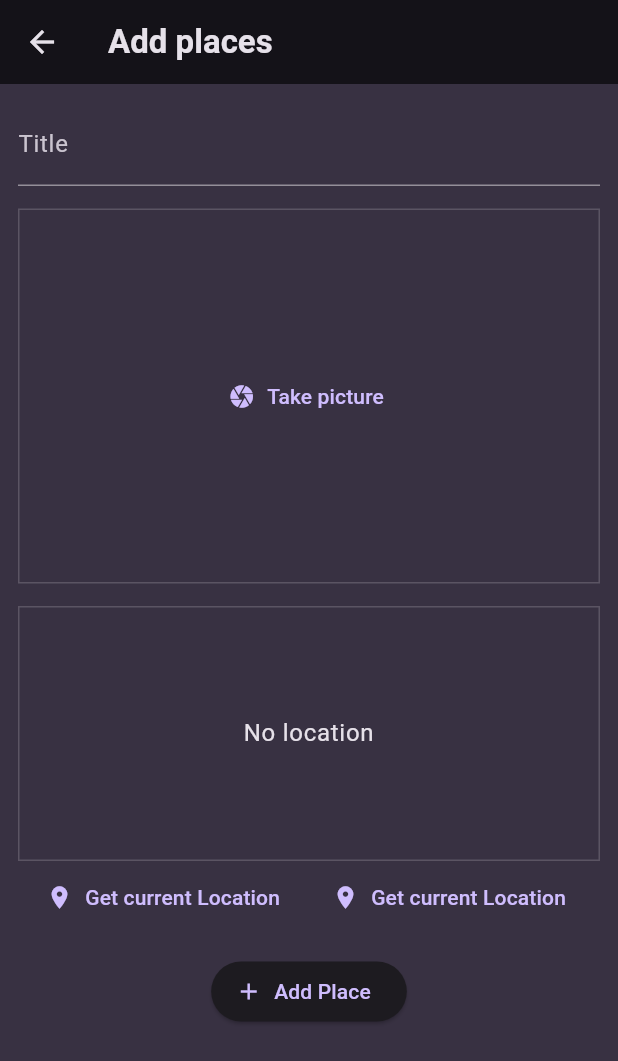
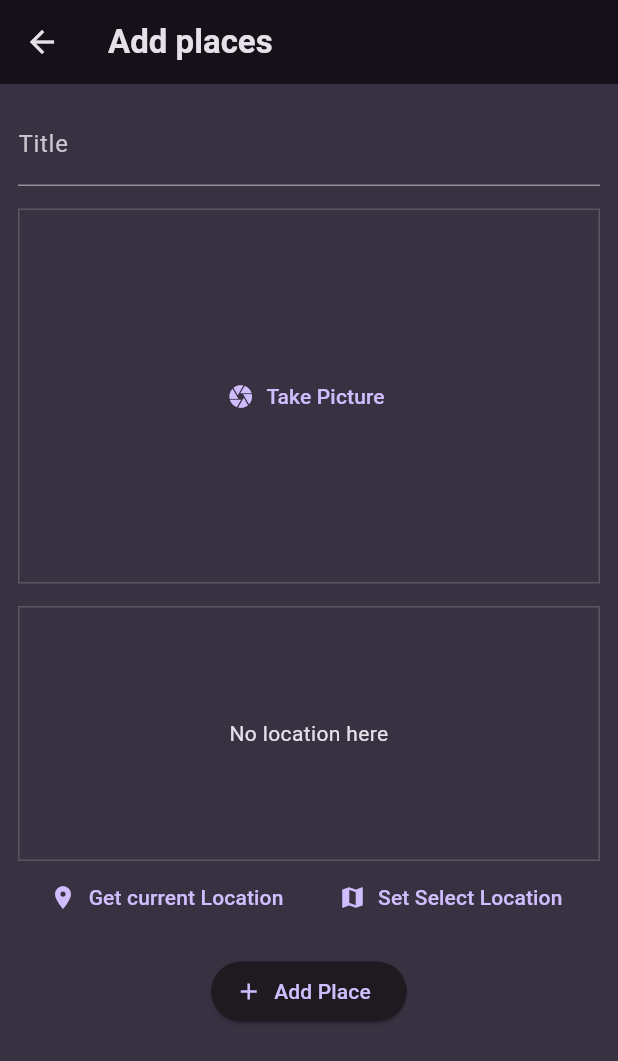
Before and after one commit to shallwebegin/final_favorite_places, a Flutter app: the screen it shows after launch, after a tap on the "add" icon, on a phone screen of 412 x 824 dp. Shown: the top 1061 px of the screen. Run offline on Flutter 3.47's test engine with Material 3 defaults, Android fonts, the phone set to English and light mode, and no system bars; our stand-ins replace flutter_riverpod, google_fonts, google_maps_flutter, image_picker, location, sqflite; accounts and stored records are empty; network calls fail.

Commit message:
add database delete from id

```diff
--- a/lib/main.dart
+++ b/lib/main.dart
@@ -41,7 +41,7 @@ class MyApp extends StatelessWidget {
     return MaterialApp(
       title: 'Great Places',
       theme: theme,
-      home: const PlacesScreen(),
+      home: const PlaceScreen(),
     );
   }
 }
--- a/lib/models/places.dart
+++ b/lib/models/places.dart
@@ -6,15 +6,19 @@ const uuid = Uuid();
 
 class PlaceLocation {
   const PlaceLocation(
-      {required this.address, required this.latitude, required this.longitude});
+      {required this.latitude, required this.longitude, required this.address});
   final double latitude;
   final double longitude;
   final String address;
 }
 
 class Place {
-  Place({required this.title, required this.image, required this.location})
-      : id = uuid.v4();
+  Place(
+      {required this.title,
+      required this.image,
+      required this.location,
+      String? id})
+      : id = id ?? uuid.v4();
   final String id;
   final String title;
   final File image;
--- a/lib/providers/user_provider.dart
+++ b/lib/providers/user_provider.dart
@@ -2,12 +2,70 @@ import 'dart:io';
 
 import 'package:flutter_riverpod/flutter_riverpod.dart';
 import 'package:newnew_favorite_places/models/places.dart';
+import 'package:path_provider/path_provider.dart' as syspaths;
+import 'package:path/path.dart' as path;
+import 'package:sqflite/sqflite.dart' as sql;
+import 'package:sqflite/sqlite_api.dart';
+
+Future<Database> _getDatabase() async {
+  final dbPath = await sql.getDatabasesPath();
+  final db = await sql.openDatabase(
+    path.join(dbPath, 'places.db'),
+    onCreate: (db, version) {
+      return db.execute(
+          'CREATE TABLE user_places(id TEXT PRIMARY KEY, title TEXT, image TEXT, lat REAL, lng REAL, address TEXT) ');
+    },
+    version: 1,
+  );
+  return db;
+}
 
 class UserPlaceNotifier extends StateNotifier<List<Place>> {
   UserPlaceNotifier() : super(const []);
-  void addPlace(String title, File image, PlaceLocation location) {
-    final newPlace = Place(title: title, image: image, location: location);
-    state = [newPlace, ...state];
+  Future<void> loadPlace() async {
+    final db = await _getDatabase();
+    final data = await db.query('user_places');
+    final places = data
+        .map(
+          (row) => Place(
+            id: row['id'] as String,
+            title: row['title'] as String,
+            image: File(row['image'] as String),
+            location: PlaceLocation(
+              latitude: row['lat'] as double,
+              longitude: row['lng'] as double,
+              address: row['address'] as String,
+            ),
+          ),
+        )
+        .toList();
+    state = places;
+  }
+
+  Future<void> deletePlace(String placeId) async {
+    final db = await _getDatabase();
+    await db.delete('user_places', where: 'id = ?', whereArgs: [placeId]);
+
+    // Silinen öğeyi güncellemek için state'i güncelle
+    state = state.where((place) => place.id != placeId).toList();
+  }
+
+  void addPlace(String title, File image, PlaceLocation location) async {
+    final appDir = await syspaths.getApplicationDocumentsDirectory();
+    final filename = path.basename(image.path);
+    final copiedImage = await image.copy('${appDir.path}/$filename');
+    final addPlace =
+        Place(title: title, image: copiedImage, location: location);
+    final db = await _getDatabase();
+    db.insert('user_places', {
+      'id': addPlace.id,
+      'title': addPlace.title,
+      'image': addPlace.image.path,
+      'lat': addPlace.location.latitude,
+      'lng': addPlace.location.longitude,
+      'address': addPlace.location.address,
+    });
+    state = [addPlace, ...state];
   }
 }
 
--- a/lib/screens/add_place.dart
+++ b/lib/screens/add_place.dart
@@ -16,12 +16,6 @@ class AddPlaceScreen extends ConsumerStatefulWidget {
 
 class _AddPlaceScreenState extends ConsumerState<AddPlaceScreen> {
   final _titleController = TextEditingController();
-  @override
-  void dispose() {
-    super.dispose();
-    _titleController.dispose();
-  }
-
   File? _selectedImage;
   PlaceLocation? _selectedLocation;
   void savePlace() {
@@ -41,7 +35,7 @@ class _AddPlaceScreenState extends ConsumerState<AddPlaceScreen> {
   Widget build(BuildContext context) {
     return Scaffold(
       appBar: AppBar(
-        title: const Text('Add places'),
+        title: Text('Add places'),
       ),
       body: SingleChildScrollView(
         padding: const EdgeInsets.all(12),
--- a/lib/screens/place.dart
+++ b/lib/screens/place.dart
@@ -4,12 +4,27 @@ import 'package:newnew_favorite_places/providers/user_provider.dart';
 import 'package:newnew_favorite_places/screens/add_place.dart';
 import 'package:newnew_favorite_places/widgets/place_list.dart';
 
-class PlacesScreen extends ConsumerWidget {
-  const PlacesScreen({super.key});
+class PlaceScreen extends ConsumerStatefulWidget {
+  const PlaceScreen({super.key});
+  @override
+  ConsumerState<ConsumerStatefulWidget> createState() {
+    return _PlaceScreenState();
+  }
+}
+
+class _PlaceScreenState extends ConsumerState<PlaceScreen> {
+  late Future<void> _placesFuture;
 
   @override
-  Widget build(BuildContext context, WidgetRef ref) {
+  void initState() {
+    super.initState();
+    _placesFuture = ref.read(userPlaceProvider.notifier).loadPlace();
+  }
+
+  @override
+  Widget build(BuildContext context) {
     final newPlace = ref.watch(userPlaceProvider);
+
     return Scaffold(
       appBar: AppBar(
         title: const Text('Your Places'),
@@ -26,7 +41,37 @@ class PlacesScreen extends ConsumerWidget {
           ),
         ],
       ),
-      body: PlaceList(places: newPlace),
+      body: Padding(
+        padding: const EdgeInsets.all(8.0),
+        child: FutureBuilder(
+          future: _placesFuture,
+          builder: (context, snapshot) =>
+              snapshot.connectionState == ConnectionState.waiting
+                  ? const Center(
+                      child: CircularProgressIndicator(),
+                    )
+                  : ListView.builder(
+                      itemCount: newPlace.length,
+                      itemBuilder: (context, index) {
+                        final place = newPlace[index];
+                        return ListTile(
+                          title: Text(place.title),
+                          subtitle: Text(place.location.address),
+                          leading: Image.file(place.image),
+                          trailing: IconButton(
+                            icon: Icon(Icons.delete),
+                            onPressed: () async {
+                              // Silme işlemini gerçekleştir
+                              await ref
+                                  .read(userPlaceProvider.notifier)
+                                  .deletePlace(place.id);
+                            },
+                          ),
+                        );
+                      },
+                    ),
+        ),
+      ),
     );
   }
 }
--- a/lib/widgets/image_input.dart
+++ b/lib/widgets/image_input.dart
@@ -6,7 +6,6 @@ import 'package:image_picker/image_picker.dart';
 class ImageInput extends StatefulWidget {
   const ImageInput({super.key, required this.onPickImage});
   final void Function(File image) onPickImage;
-
   @override
   State<ImageInput> createState() => _ImageInputState();
 }
@@ -30,7 +29,7 @@ class _ImageInputState extends State<ImageInput> {
     Widget content = TextButton.icon(
       onPressed: takePicture,
       icon: const Icon(Icons.camera),
-      label: const Text('Take picture'),
+      label: const Text('Take Picture'),
     );
     if (_selectedImage != null) {
       content = GestureDetector(
@@ -41,21 +40,16 @@ class _ImageInputState extends State<ImageInput> {
         ),
       );
     }
-    return Column(
-      children: [
-        Container(
+    return Container(
       decoration: BoxDecoration(
         border: Border.all(
           width: 1,
-              color:
-                  Theme.of(context).colorScheme.onBackground.withOpacity(0.2),
+          color: Theme.of(context).colorScheme.onBackground.withOpacity(0.2),
         ),
       ),
       height: 250,
       width: double.infinity,
       child: content,
-        ),
-      ],
     );
   }
 }
--- a/lib/widgets/location_input.dart
+++ b/lib/widgets/location_input.dart
@@ -1,9 +1,11 @@
 import 'dart:convert';
 
 import 'package:flutter/material.dart';
+import 'package:google_maps_flutter/google_maps_flutter.dart';
 import 'package:location/location.dart';
 import 'package:http/http.dart' as http;
 import 'package:newnew_favorite_places/models/places.dart';
+import 'package:newnew_favorite_places/screens/map.dart';
 
 class LocationInput extends StatefulWidget {
   const LocationInput({super.key, required this.onPickLocation});
@@ -14,13 +16,27 @@ class LocationInput extends StatefulWidget {
 }
 
 class _LocationInputState extends State<LocationInput> {
-  PlaceLocation? _pickedLocation;
   var _isGettingLocation = false;
+  PlaceLocation? pickedLocation;
   String get loadedImage {
-    final lat = _pickedLocation!.latitude;
-    final lng = _pickedLocation!.longitude;
+    final lat = pickedLocation!.latitude;
+    final lng = pickedLocation!.longitude;
+    return 'https://maps.googleapis.com/maps/api/staticmap?center=$lat,$lng=&zoom=16&size=600x300&maptype=roadmap&markers=color:red%7Clabel:S%7C$lat,$lng&key=AIzaSyAYCGH2GpqvRx14zjXHLK4KIpl9SZ6PoVE';
+  }
 
-    return 'https://maps.googleapis.com/maps/api/staticmap?center=$lat,$lng=&zoom=16&size=600x300&maptype=roadmap&markers=color:red%7Clabel:S%7C$lat,$lng&key=AIzaSyAYCGH2GpqvRx14zjXHLK4KIpl9SZ6PoVE';
+  void savePlace(double latitude, double longitude) async {
+    final url = Uri.parse(
+        'https://maps.googleapis.com/maps/api/geocode/json?latlng=$latitude,$longitude&key=AIzaSyAYCGH2GpqvRx14zjXHLK4KIpl9SZ6PoVE');
+    final response = await http.get(url);
+    final resData = json.decode(response.body);
+    final address = resData['results'][0]['formatted_address'];
+
+    setState(() {
+      pickedLocation = PlaceLocation(
+          latitude: latitude, longitude: longitude, address: address);
+      _isGettingLocation = false;
+    });
+    widget.onPickLocation(pickedLocation!);
   }
 
   void _getCurrentLocation() async {
@@ -48,42 +64,43 @@ class _LocationInputState extends State<LocationInput> {
     setState(() {
       _isGettingLocation = true;
     });
+
     locationData = await location.getLocation();
     final lat = locationData.latitude;
     final lng = locationData.longitude;
     if (lat == null || lng == null) {
       return;
     }
-    final url = Uri.parse(
-        'https://maps.googleapis.com/maps/api/geocode/json?latlng=$lat,$lng&key=AIzaSyAYCGH2GpqvRx14zjXHLK4KIpl9SZ6PoVE');
-    final response = await http.get(url);
-    final resData = json.decode(response.body);
-    final address = resData['results'][0]['formatted_address'];
+    savePlace(lat, lng);
+  }
 
-    setState(() {
-      _pickedLocation =
-          PlaceLocation(address: address, latitude: lat, longitude: lng);
-      _isGettingLocation = false;
-    });
-    widget.onPickLocation(_pickedLocation!);
+  void onSelectMap() async {
+    final _pickedLocation = await Navigator.of(context).push<LatLng>(
+      MaterialPageRoute(
+        builder: (context) => const MapScreen(),
+      ),
+    );
+    if (_pickedLocation == null) {
+      return;
+    }
+    savePlace(_pickedLocation.latitude, _pickedLocation.longitude);
   }
 
   @override
   Widget build(BuildContext context) {
     Widget previewContent = Text(
-      'No location',
+      'No location here',
       textAlign: TextAlign.center,
       style: Theme.of(context)
           .textTheme
-          .bodyLarge!
+          .bodyMedium!
           .copyWith(color: Theme.of(context).colorScheme.onBackground),
     );
-    if (_pickedLocation != null) {
+    if (pickedLocation != null) {
       previewContent = Image.network(
         loadedImage,
         fit: BoxFit.cover,
         width: double.infinity,
-        height: double.infinity,
       );
     }
     if (_isGettingLocation) {
@@ -92,6 +109,7 @@ class _LocationInputState extends State<LocationInput> {
     return Column(
       children: [
         Container(
+          alignment: Alignment.center,
           decoration: BoxDecoration(
             border: Border.all(
               width: 1,
@@ -101,7 +119,6 @@ class _LocationInputState extends State<LocationInput> {
           ),
           height: 170,
           width: double.infinity,
-          alignment: Alignment.center,
           child: previewContent,
         ),
         Row(
@@ -113,9 +130,9 @@ class _LocationInputState extends State<LocationInput> {
               label: const Text('Get current Location'),
             ),
             TextButton.icon(
-              onPressed: () {},
-              icon: const Icon(Icons.location_on),
-              label: const Text('Get current Location'),
+              onPressed: onSelectMap,
+              icon: const Icon(Icons.map),
+              label: const Text('Set Select Location'),
             ),
           ],
         ),
```
Also changed, not shown: lib/screens/map.dart (+32 -14 lines), lib/screens/place_detail.dart (+2 -5 lines), lib/widgets/place_list.dart (+7 -5 lines). Lines whose indentation alone changed are shown as unchanged.
